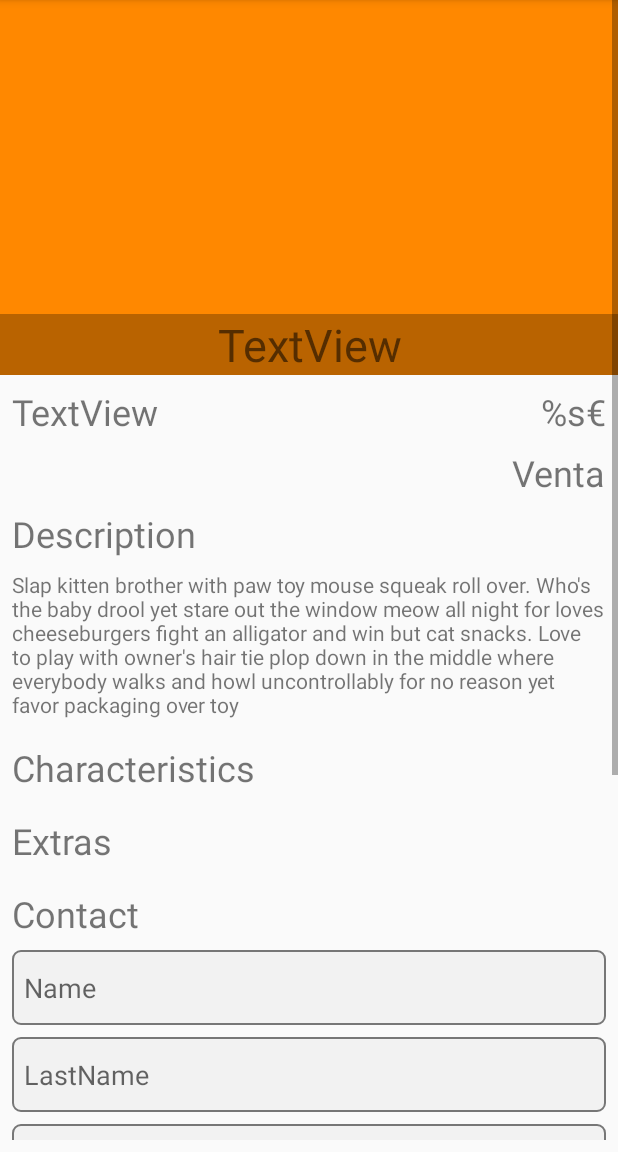
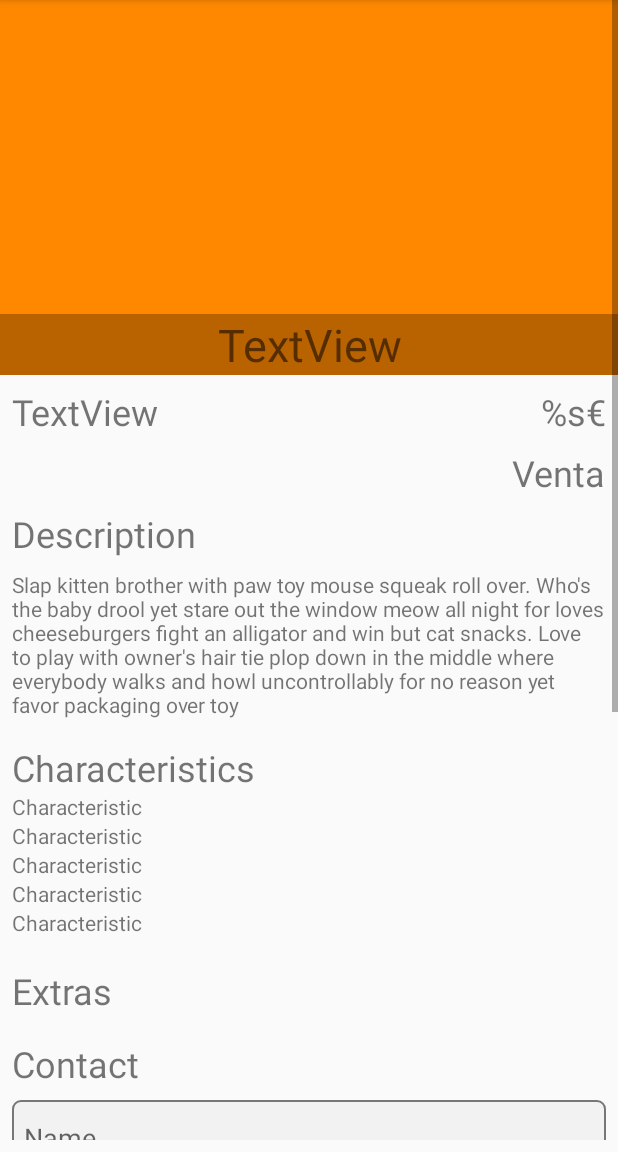
Before and after one commit to Uplace/android, an Android app: the PropertyActivity screen opened directly, with no data from a screen before it, on a phone screen of 412 x 824 dp, the part 84-1236 px from its top. Run offline under Robolectric (Android 15) with nearby library versions, the phone set to English and light mode, and no system bars.

Commit message:
Changed recyclerChar to GridView #6 Made PropertyCharAdapter

```diff
--- a/app/src/main/java/es/uplace/uplace/PropertyActivity.java
+++ b/app/src/main/java/es/uplace/uplace/PropertyActivity.java
@@ -2,12 +2,23 @@ package es.uplace.uplace;
 
 import android.support.v7.app.AppCompatActivity;
 import android.os.Bundle;
+import android.support.v7.widget.GridLayoutManager;
+import android.support.v7.widget.RecyclerView;
+import android.widget.GridView;
+
+import es.uplace.uplace.adapters.PropertyCharAdapter;
 
 public class PropertyActivity extends AppCompatActivity {
+
+    GridView gridChar;
+    PropertyCharAdapter propertyCharAdapter = new PropertyCharAdapter(this);
 
     @Override
     protected void onCreate(Bundle savedInstanceState) {
         super.onCreate(savedInstanceState);
         setContentView(R.layout.activity_property);
+
+        gridChar = findViewById(R.id.gridChars);
+        gridChar.setAdapter(propertyCharAdapter);
     }
 }
--- /dev/null
+++ b/app/src/main/java/es/uplace/uplace/adapters/PropertyCharAdapter.java
@@ -0,0 +1,80 @@
+package es.uplace.uplace.adapters;
+
+import android.content.Context;
+import android.support.v7.widget.RecyclerView;
+import android.view.LayoutInflater;
+import android.view.View;
+import android.view.ViewGroup;
+import android.widget.BaseAdapter;
+import android.widget.GridView;
+import android.widget.ImageView;
+import android.widget.TextView;
+
+import es.uplace.uplace.R;
+
+public class PropertyCharAdapter extends BaseAdapter {
+
+    private Context context;
+
+    public PropertyCharAdapter(Context context) {
+        this.context = context;
+    }
+
+    @Override
+    public int getCount() {
+        return 5;
+    }
+
+    @Override
+    public Object getItem(int i) {
+        return null;
+    }
+
+    @Override
+    public long getItemId(int i) {
+        return 0;
+    }
+
+    @Override
+    public View getView(int i, View view, ViewGroup viewGroup) {
+        TextView txtX;
+        if (view == null) {
+            txtX = new TextView(context);
+        } else {
+            txtX = (TextView) view;
+        }
+
+        txtX.setText("Characteristic");
+        return txtX;
+    }
+
+
+    class ViewHolder extends RecyclerView.ViewHolder {
+
+        ImageView imgX;
+        TextView txtX;
+
+        public ViewHolder(View view) {
+            super(view);
+            imgX = view.findViewById(R.id.imgX);
+            txtX = view.findViewById(R.id.txtX);
+        }
+    }
+
+//    @Override
+//    public ViewHolder onCreateViewHolder(ViewGroup parent, int viewType) {
+//        View view = LayoutInflater.from(parent.getContext())
+//                .inflate(R.layout.property_x, parent, false);
+//        return new ViewHolder(view);
+//    }
+//
+//    @Override
+//    public void onBindViewHolder(ViewHolder holder, int position) {
+//        holder.txtX.setText("Characteristic");
+//    }
+//
+//    @Override
+//    public int getItemCount() {
+//        return 5;
+//    }
+}
--- a/app/src/main/res/layout/activity_property.xml
+++ b/app/src/main/res/layout/activity_property.xml
@@ -185,7 +185,7 @@
                     android:text="Extras"
                     android:textSize="24sp"
                     app:layout_constraintStart_toStartOf="parent"
-                    app:layout_constraintTop_toBottomOf="@+id/recyclerChars" />
+                    app:layout_constraintTop_toBottomOf="@+id/gridChars" />
 
                 <EditText
                     android:id="@+id/inputLastName"
@@ -232,10 +232,10 @@
                     app:layout_constraintStart_toStartOf="parent"
                     app:layout_constraintTop_toBottomOf="@+id/txtName" />
 
-                <android.support.v7.widget.RecyclerView
-                    android:id="@+id/recyclerChars"
+                <GridView
+                    android:id="@+id/gridChars"
                     android:layout_width="0dp"
-                    android:layout_height="wrap_content"
+                    android:layout_height="100dp"
                     android:layout_marginEnd="8dp"
                     android:layout_marginStart="8dp"
                     app:layout_constraintEnd_toEndOf="parent"
--- a/app/src/main/res/layout/property_extra.xml
+++ b/app/src/main/res/layout/property_x.xml
@@ -6,7 +6,7 @@
     android:layout_height="match_parent">
 
     <ImageView
-        android:id="@+id/imgExtra"
+        android:id="@+id/imgX"
         android:layout_width="50dp"
         android:layout_height="50dp"
         android:layout_marginBottom="8dp"
@@ -19,7 +19,7 @@
         app:srcCompat="@mipmap/ic_launcher" />
 
     <TextView
-        android:id="@+id/txtExtra"
+        android:id="@+id/txtX"
         android:layout_width="0dp"
         android:layout_height="wrap_content"
         android:layout_marginBottom="8dp"
@@ -30,6 +30,6 @@
         android:text="@string/str_text"
         app:layout_constraintBottom_toBottomOf="parent"
         app:layout_constraintEnd_toEndOf="parent"
-        app:layout_constraintStart_toEndOf="@+id/imgExtra"
+        app:layout_constraintStart_toEndOf="@+id/imgX"
         app:layout_constraintTop_toTopOf="parent" />
 </android.support.constraint.ConstraintLayout>
```
